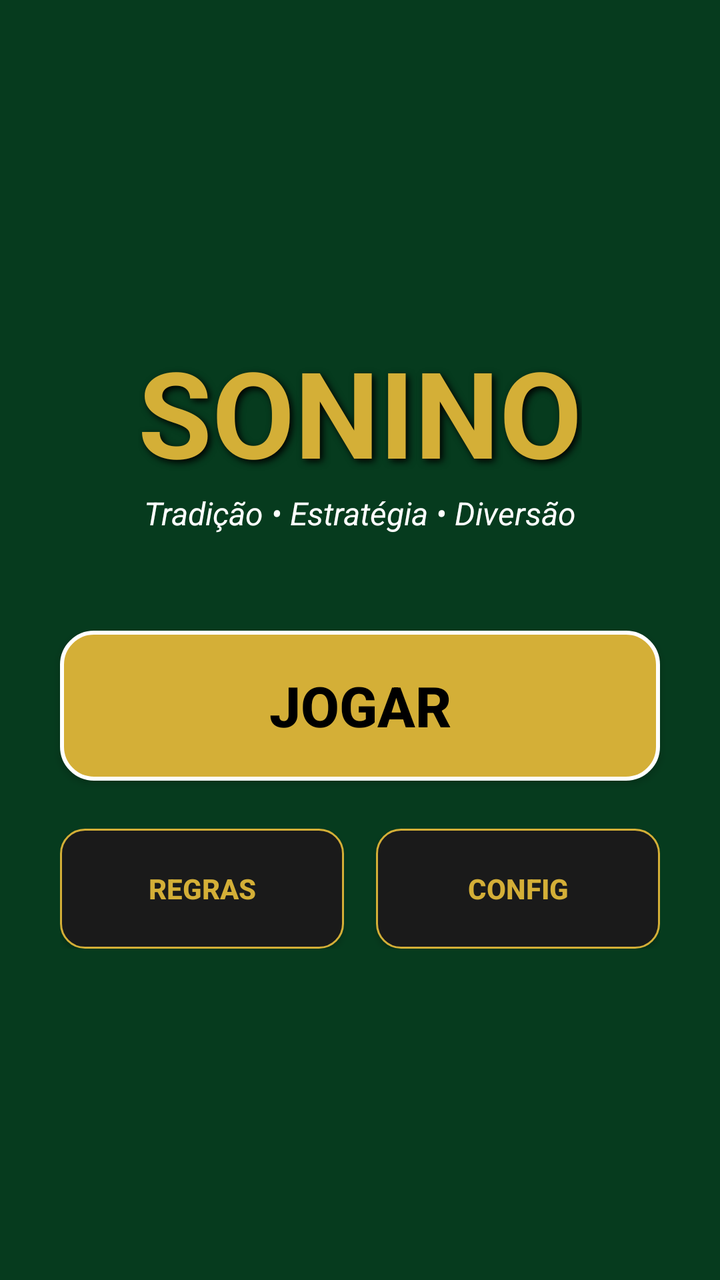
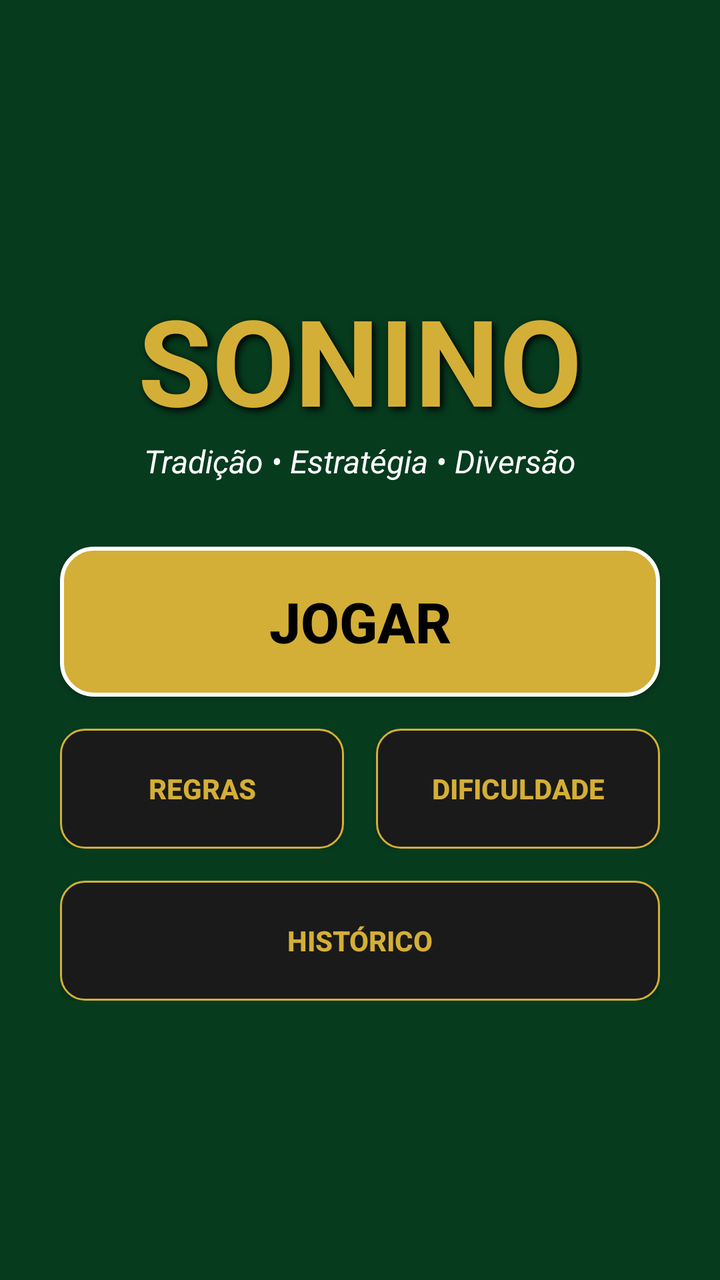

Screens rendered from an Android XML layout before and after an edit, with the pre-edit source and the edit as a unified diff.
<!-- AndroidManifest.xml: application theme Theme.Sonino -->
<!-- res/layout/activity_main.xml -->
<?xml version="1.0" encoding="utf-8"?>
<androidx.constraintlayout.widget.ConstraintLayout xmlns:android="http://schemas.android.com/apk/res/android"
    xmlns:app="http://schemas.android.com/apk/res-auto"
    android:layout_width="match_parent"
    android:layout_height="match_parent"
    android:background="@color/verde_mesa"
    android:padding="24dp">

    <TextView
        android:id="@+id/titulo"
        android:layout_width="wrap_content"
        android:layout_height="wrap_content"
        android:text="SONINO"
        android:textColor="@color/dourado"
        android:textSize="60sp"
        android:textStyle="bold"
        android:shadowColor="#000000"
        android:shadowDx="4"
        android:shadowDy="4"
        android:shadowRadius="8"
        app:layout_constraintBottom_toTopOf="@+id/subtitulo"
        app:layout_constraintEnd_toEndOf="parent"
        app:layout_constraintStart_toStartOf="parent"
        app:layout_constraintTop_toTopOf="parent"
        app:layout_constraintVertical_chainStyle="packed" />

    <TextView
        android:id="@+id/subtitulo"
        android:layout_width="wrap_content"
        android:layout_height="wrap_content"
        android:layout_marginBottom="48dp"
        android:text="Tradição • Estratégia • Diversão"
        android:textColor="@color/branco"
        android:textSize="16sp"
        android:textStyle="italic"
        app:layout_constraintBottom_toTopOf="@+id/btnJogar"
        app:layout_constraintEnd_toEndOf="parent"
        app:layout_constraintStart_toStartOf="parent"
        app:layout_constraintTop_toBottomOf="@+id/titulo" />

    <Button
        android:id="@+id/btnJogar"
        android:layout_width="300dp"
        android:layout_height="75dp"
        android:background="@drawable/btn_dourado"
        android:text="JOGAR"
        android:textColor="#000000"
        android:textSize="28sp"
        android:textStyle="bold"
        app:layout_constraintBottom_toTopOf="@+id/gridBotoes"
        app:layout_constraintEnd_toEndOf="parent"
        app:layout_constraintStart_toStartOf="parent"
        app:layout_constraintTop_toBottomOf="@+id/subtitulo" />

    <LinearLayout
        android:id="@+id/gridBotoes"
        android:layout_width="300dp"
        android:layout_height="wrap_content"
        android:layout_marginTop="24dp"
        android:orientation="horizontal"
        app:layout_constraintBottom_toBottomOf="parent"
        app:layout_constraintEnd_toEndOf="parent"
        app:layout_constraintStart_toStartOf="parent"
        app:layout_constraintTop_toBottomOf="@+id/btnJogar">

        <Button
            android:id="@+id/btnRegras"
            android:layout_width="0dp"
            android:layout_height="60dp"
            android:layout_weight="1"
            android:layout_marginEnd="8dp"
            android:background="@drawable/btn_escuro"
            android:text="REGRAS"
            android:textColor="@color/dourado"
            android:textSize="14sp"
            android:textStyle="bold" />

        <Button
            android:id="@+id/btnConfig"
            android:layout_width="0dp"
            android:layout_height="60dp"
            android:layout_weight="1"
            android:layout_marginStart="8dp"
            android:background="@drawable/btn_escuro"
            android:text="CONFIG"
            android:textColor="@color/dourado"
            android:textSize="14sp"
            android:textStyle="bold" />
    </LinearLayout>

</androidx.constraintlayout.widget.ConstraintLayout>
<!-- resources referenced by this layout -->
<resources>
  <color name="branco">#FFFFFF</color>
  <color name="dourado">#D4AF37</color>
  <color name="verde_mesa">#063B1E</color>
  <!-- drawable btn_dourado (drawable) -->
  <?xml version="1.0" encoding="utf-8"?>
  <shape xmlns:android="http://schemas.android.com/apk/res/android">
      <solid android:color="@color/dourado" />
      <corners android:radius="16dp" />
      <stroke android:width="2dp" android:color="#FFFFFF" />
  </shape>
  <!-- drawable btn_escuro (drawable) -->
  <?xml version="1.0" encoding="utf-8"?>
  <shape xmlns:android="http://schemas.android.com/apk/res/android">
      <solid android:color="@color/preto_fundo" />
      <corners android:radius="12dp" />
      <stroke android:width="1dp" android:color="@color/dourado" />
  </shape>
  <style name="Theme.Sonino" parent="Theme.AppCompat.Light.NoActionBar">
          <item name="colorPrimary">#0B5E30</item>
          <item name="colorPrimaryDark">#0B5E30</item>
          <item name="colorAccent">#D4AF37</item>
      </style>
  <color name="preto_fundo">#1A1A1A</color>
</resources>

<!-- the commit's change to res/layout/activity_main.xml (unified diff, before → after) -->
@@ -28,7 +28,7 @@
         android:id="@+id/subtitulo"
         android:layout_width="wrap_content"
         android:layout_height="wrap_content"
-        android:layout_marginBottom="48dp"
+        android:layout_marginBottom="32dp"
         android:text="Tradição • Estratégia • Diversão"
         android:textColor="@color/branco"
         android:textSize="16sp"
@@ -47,18 +47,18 @@
         android:textColor="#000000"
         android:textSize="28sp"
         android:textStyle="bold"
-        app:layout_constraintBottom_toTopOf="@+id/gridBotoes"
+        app:layout_constraintBottom_toTopOf="@+id/gridBotoes1"
         app:layout_constraintEnd_toEndOf="parent"
         app:layout_constraintStart_toStartOf="parent"
         app:layout_constraintTop_toBottomOf="@+id/subtitulo" />
 
     <LinearLayout
-        android:id="@+id/gridBotoes"
+        android:id="@+id/gridBotoes1"
         android:layout_width="300dp"
         android:layout_height="wrap_content"
-        android:layout_marginTop="24dp"
+        android:layout_marginTop="16dp"
         android:orientation="horizontal"
-        app:layout_constraintBottom_toBottomOf="parent"
+        app:layout_constraintBottom_toTopOf="@+id/gridBotoes2"
         app:layout_constraintEnd_toEndOf="parent"
         app:layout_constraintStart_toStartOf="parent"
         app:layout_constraintTop_toBottomOf="@+id/btnJogar">
@@ -82,7 +82,29 @@
             android:layout_weight="1"
             android:layout_marginStart="8dp"
             android:background="@drawable/btn_escuro"
-            android:text="CONFIG"
+            android:text="DIFICULDADE"
+            android:textColor="@color/dourado"
+            android:textSize="14sp"
+            android:textStyle="bold" />
+    </LinearLayout>
+
+    <LinearLayout
+        android:id="@+id/gridBotoes2"
+        android:layout_width="300dp"
+        android:layout_height="wrap_content"
+        android:layout_marginTop="16dp"
+        android:orientation="horizontal"
+        app:layout_constraintBottom_toBottomOf="parent"
+        app:layout_constraintEnd_toEndOf="parent"
+        app:layout_constraintStart_toStartOf="parent"
+        app:layout_constraintTop_toBottomOf="@+id/gridBotoes1">
+
+        <Button
+            android:id="@+id/btnHistorico"
+            android:layout_width="match_parent"
+            android:layout_height="60dp"
+            android:background="@drawable/btn_escuro"
+            android:text="HISTÓRICO"
             android:textColor="@color/dourado"
             android:textSize="14sp"
             android:textStyle="bold" />
